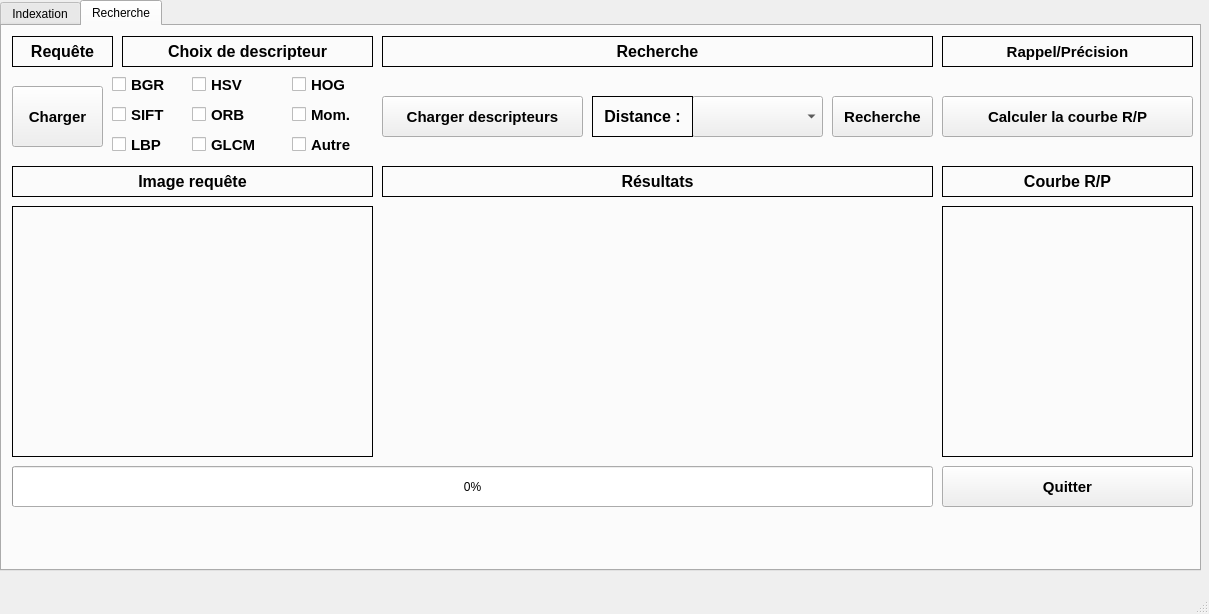
Old version of the form Part 1/part1.ui in the repository mrrose765/mir_2025.
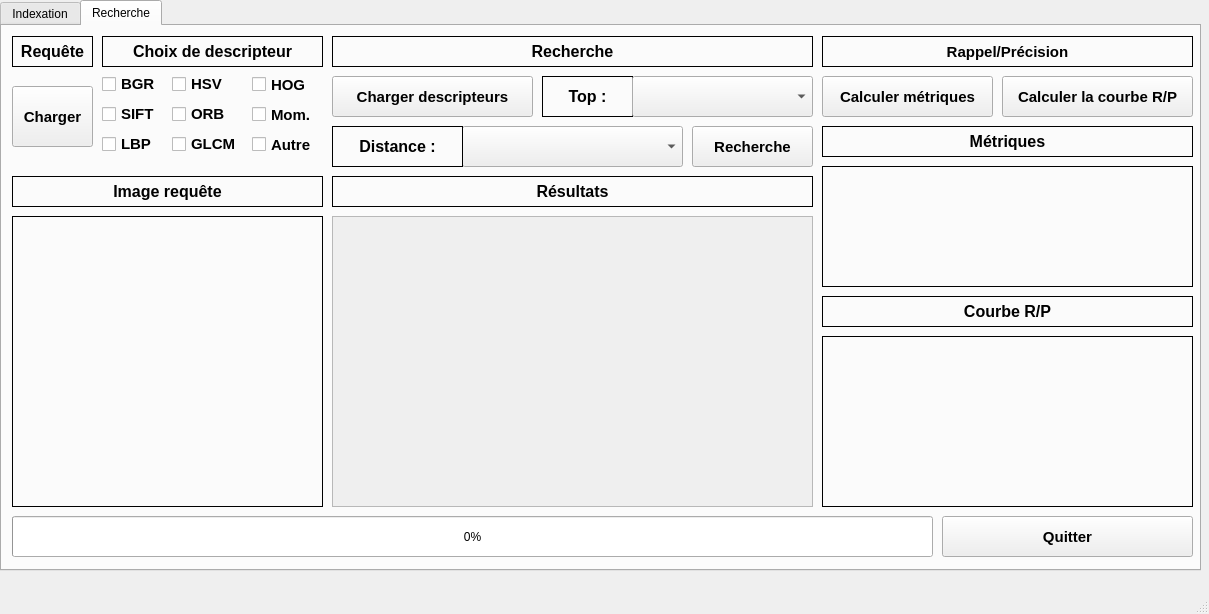
New version of the form.

Commit message: calcul métriques + courbe R/P + top 20/50

```diff
--- a/Part 1/part1.ui
+++ b/Part 1/part1.ui
@@ -270,9 +270,9 @@
      <widget class="QLabel" name="label_2">
       <property name="geometry">
        <rect>
-        <x>120</x>
+        <x>100</x>
         <y>10</y>
-        <width>251</width>
+        <width>221</width>
         <height>31</height>
        </rect>
       </property>
@@ -296,10 +296,10 @@
      <widget class="QCheckBox" name="checkBox_HistC_rech">
       <property name="geometry">
        <rect>
-        <x>110</x>
+        <x>100</x>
         <y>50</y>
-        <width>81</width>
-        <height>17</height>
+        <width>61</width>
+        <height>16</height>
        </rect>
       </property>
       <property name="font">
@@ -317,10 +317,10 @@
      <widget class="QCheckBox" name="checkBox_HSV_rech">
       <property name="geometry">
        <rect>
-        <x>190</x>
+        <x>170</x>
         <y>50</y>
-        <width>81</width>
-        <height>17</height>
+        <width>61</width>
+        <height>16</height>
        </rect>
       </property>
       <property name="font">
@@ -337,10 +337,10 @@
      <widget class="QCheckBox" name="checkBox_SIFT_rech">
       <property name="geometry">
        <rect>
-        <x>110</x>
+        <x>100</x>
         <y>80</y>
-        <width>81</width>
-        <height>17</height>
+        <width>61</width>
+        <height>16</height>
        </rect>
       </property>
       <property name="font">
@@ -357,10 +357,10 @@
      <widget class="QCheckBox" name="checkBox_ORB_rech">
       <property name="geometry">
        <rect>
-        <x>190</x>
+        <x>170</x>
         <y>80</y>
-        <width>91</width>
-        <height>17</height>
+        <width>71</width>
+        <height>16</height>
        </rect>
       </property>
       <property name="font">
@@ -377,10 +377,10 @@
      <widget class="QCheckBox" name="checkBox_GLCM_rech">
       <property name="geometry">
        <rect>
-        <x>190</x>
+        <x>170</x>
         <y>110</y>
-        <width>81</width>
-        <height>17</height>
+        <width>71</width>
+        <height>16</height>
        </rect>
       </property>
       <property name="font">
@@ -397,10 +397,10 @@
      <widget class="QCheckBox" name="checkBox_LBP_rech">
       <property name="geometry">
        <rect>
-        <x>110</x>
+        <x>100</x>
         <y>110</y>
-        <width>81</width>
-        <height>17</height>
+        <width>61</width>
+        <height>16</height>
        </rect>
       </property>
       <property name="font">
@@ -417,7 +417,7 @@
      <widget class="QCheckBox" name="checkBox_HOG_rech">
       <property name="geometry">
        <rect>
-        <x>290</x>
+        <x>250</x>
         <y>50</y>
         <width>71</width>
         <height>17</height>
@@ -437,7 +437,7 @@
      <widget class="QCheckBox" name="checkBox_Moments_rech">
       <property name="geometry">
        <rect>
-        <x>290</x>
+        <x>250</x>
         <y>80</y>
         <width>81</width>
         <height>17</height>
@@ -458,8 +458,8 @@
       <property name="geometry">
        <rect>
         <x>10</x>
-        <y>140</y>
-        <width>361</width>
+        <y>150</y>
+        <width>311</width>
         <height>31</height>
        </rect>
       </property>
@@ -484,9 +484,9 @@
       <property name="geometry">
        <rect>
         <x>10</x>
-        <y>180</y>
-        <width>361</width>
-        <height>251</height>
+        <y>190</y>
+        <width>311</width>
+        <height>291</height>
        </rect>
       </property>
       <property name="font">
@@ -513,7 +513,7 @@
       <property name="geometry">
        <rect>
         <x>10</x>
-        <y>440</y>
+        <y>490</y>
         <width>921</width>
         <height>41</height>
        </rect>
@@ -525,9 +525,9 @@
      <widget class="QLabel" name="label_5">
       <property name="geometry">
        <rect>
-        <x>380</x>
+        <x>330</x>
         <y>10</y>
-        <width>551</width>
+        <width>481</width>
         <height>31</height>
        </rect>
       </property>
@@ -551,9 +551,9 @@
      <widget class="QLabel" name="label_6">
       <property name="geometry">
        <rect>
-        <x>940</x>
+        <x>820</x>
         <y>10</y>
-        <width>251</width>
+        <width>371</width>
         <height>31</height>
        </rect>
       </property>
@@ -574,71 +574,11 @@
        <set>Qt::AlignCenter</set>
       </property>
      </widget>
-     <widget class="QWidget" name="gridLayoutWidget" native="true">
-      <property name="geometry">
-       <rect>
-        <x>380</x>
-        <y>180</y>
-        <width>551</width>
-        <height>251</height>
-       </rect>
-      </property>
-      <widget class="QWidget" name="gridLayoutWidget_2">
-       <property name="geometry">
-        <rect>
-         <x>0</x>
-         <y>0</y>
-         <width>551</width>
-         <height>251</height>
-        </rect>
-       </property>
-       <layout class="QGridLayout" name="gridLayout">
-        <property name="sizeConstraint">
-         <enum>QLayout::SetFixedSize</enum>
-        </property>
-        <property name="leftMargin">
-         <number>0</number>
-        </property>
-        <property name="spacing">
-         <number>0</number>
-        </property>
-       </layout>
-      </widget>
-     </widget>
-     <widget class="QLabel" name="label_courbe">
-      <property name="geometry">
-       <rect>
-        <x>940</x>
-        <y>180</y>
-        <width>251</width>
-        <height>251</height>
-       </rect>
-      </property>
-      <property name="font">
-       <font>
-        <pointsize>12</pointsize>
-        <weight>75</weight>
-        <bold>true</bold>
-       </font>
-      </property>
-      <property name="frameShape">
-       <enum>QFrame::Panel</enum>
-      </property>
-      <property name="text">
-       <string/>
-      </property>
-      <property name="scaledContents">
-       <bool>true</bool>
-      </property>
-      <property name="alignment">
-       <set>Qt::AlignCenter</set>
-      </property>
-     </widget>
      <widget class="QPushButton" name="quitter_rech">
       <property name="geometry">
        <rect>
         <x>940</x>
-        <y>440</y>
+        <y>490</y>
         <width>251</width>
         <height>41</height>
        </rect>
@@ -657,9 +597,9 @@
      <widget class="QComboBox" name="comboBox">
       <property name="geometry">
        <rect>
-        <x>690</x>
-        <y>70</y>
-        <width>131</width>
+        <x>460</x>
+        <y>100</y>
+        <width>221</width>
         <height>41</height>
        </rect>
       </property>
@@ -667,9 +607,9 @@
      <widget class="QLabel" name="label_7">
       <property name="geometry">
        <rect>
-        <x>590</x>
-        <y>70</y>
-        <width>101</width>
+        <x>330</x>
+        <y>100</y>
+        <width>131</width>
         <height>41</height>
        </rect>
       </property>
@@ -693,9 +633,9 @@
      <widget class="QLabel" name="label_8">
       <property name="geometry">
        <rect>
-        <x>380</x>
-        <y>140</y>
-        <width>551</width>
+        <x>330</x>
+        <y>150</y>
+        <width>481</width>
         <height>31</height>
        </rect>
       </property>
@@ -719,9 +659,9 @@
      <widget class="QLabel" name="label_9">
       <property name="geometry">
        <rect>
-        <x>940</x>
-        <y>140</y>
-        <width>251</width>
+        <x>820</x>
+        <y>270</y>
+        <width>371</width>
         <height>31</height>
        </rect>
       </property>
@@ -745,9 +685,9 @@
      <widget class="QPushButton" name="chercher">
       <property name="geometry">
        <rect>
-        <x>830</x>
-        <y>70</y>
-        <width>101</width>
+        <x>690</x>
+        <y>100</y>
+        <width>121</width>
         <height>41</height>
        </rect>
       </property>
@@ -765,9 +705,9 @@
      <widget class="QPushButton" name="calcul_RP">
       <property name="geometry">
        <rect>
-        <x>940</x>
-        <y>70</y>
-        <width>251</width>
+        <x>1000</x>
+        <y>50</y>
+        <width>191</width>
         <height>41</height>
        </rect>
       </property>
@@ -785,7 +725,7 @@
      <widget class="QCheckBox" name="checkBox_autre_rech">
       <property name="geometry">
        <rect>
-        <x>290</x>
+        <x>250</x>
         <y>110</y>
         <width>81</width>
         <height>17</height>
@@ -807,7 +747,7 @@
        <rect>
         <x>10</x>
         <y>60</y>
-        <width>91</width>
+        <width>81</width>
         <height>61</height>
        </rect>
       </property>
@@ -827,7 +767,7 @@
        <rect>
         <x>10</x>
         <y>10</y>
-        <width>101</width>
+        <width>81</width>
         <height>31</height>
        </rect>
       </property>
@@ -851,8 +791,8 @@
      <widget class="QPushButton" name="charger_desc">
       <property name="geometry">
        <rect>
-        <x>380</x>
-        <y>70</y>
+        <x>330</x>
+        <y>50</y>
         <width>201</width>
         <height>41</height>
        </rect>
@@ -868,6 +808,203 @@
        <string>Charger descripteurs</string>
       </property>
      </widget>
+     <widget class="QLabel" name="label_courbe">
+      <property name="geometry">
+       <rect>
+        <x>820</x>
+        <y>310</y>
+        <width>371</width>
+        <height>171</height>
+       </rect>
+      </property>
+      <property name="font">
+       <font>
+        <pointsize>12</pointsize>
+        <weight>75</weight>
+        <bold>true</bold>
+       </font>
+      </property>
+      <property name="frameShape">
+       <enum>QFrame::Panel</enum>
+      </property>
+      <property name="text">
+       <string/>
+      </property>
+      <property name="scaledContents">
+       <bool>true</bool>
+      </property>
+      <property name="alignment">
+       <set>Qt::AlignCenter</set>
+      </property>
+     </widget>
+     <widget class="QPushButton" name="pushButton">
+      <property name="geometry">
+       <rect>
+        <x>820</x>
+        <y>50</y>
+        <width>171</width>
+        <height>41</height>
+       </rect>
+      </property>
+      <property name="font">
+       <font>
+        <pointsize>11</pointsize>
+        <weight>75</weight>
+        <bold>true</bold>
+       </font>
+      </property>
+      <property name="text">
+       <string>Calculer métriques</string>
+      </property>
+     </widget>
+     <widget class="QLabel" name="label_11">
+      <property name="geometry">
+       <rect>
+        <x>820</x>
+        <y>100</y>
+        <width>371</width>
+        <height>31</height>
+       </rect>
+      </property>
+      <property name="font">
+       <font>
+        <pointsize>12</pointsize>
+        <weight>75</weight>
+        <bold>true</bold>
+       </font>
+      </property>
+      <property name="frameShape">
+       <enum>QFrame::Panel</enum>
+      </property>
+      <property name="text">
+       <string>Métriques</string>
+      </property>
+      <property name="alignment">
+       <set>Qt::AlignCenter</set>
+      </property>
+     </widget>
+     <widget class="QLabel" name="label_metriques">
+      <property name="geometry">
+       <rect>
+        <x>820</x>
+        <y>140</y>
+        <width>371</width>
+        <height>121</height>
+       </rect>
+      </property>
+      <property name="font">
+       <font>
+        <pointsize>12</pointsize>
+        <weight>75</weight>
+        <bold>true</bold>
+       </font>
+      </property>
+      <property name="frameShape">
+       <enum>QFrame::Panel</enum>
+      </property>
+      <property name="text">
+       <string/>
+      </property>
+      <property name="scaledContents">
+       <bool>true</bool>
+      </property>
+      <property name="alignment">
+       <set>Qt::AlignCenter</set>
+      </property>
+     </widget>
+     <widget class="QLabel" name="label_12">
+      <property name="geometry">
+       <rect>
+        <x>540</x>
+        <y>50</y>
+        <width>91</width>
+        <height>41</height>
+       </rect>
+      </property>
+      <property name="font">
+       <font>
+        <pointsize>12</pointsize>
+        <weight>75</weight>
+        <bold>true</bold>
+       </font>
+      </property>
+      <property name="frameShape">
+       <enum>QFrame::Panel</enum>
+      </property>
+      <property name="text">
+       <string>Top :</string>
+      </property>
+      <property name="alignment">
+       <set>Qt::AlignCenter</set>
+      </property>
+     </widget>
+     <widget class="QComboBox" name="comboBox_top">
+      <property name="geometry">
+       <rect>
+        <x>630</x>
+        <y>50</y>
+        <width>181</width>
+        <height>41</height>
+       </rect>
+      </property>
+     </widget>
+     <widget class="QScrollArea" name="scrollArea">
+      <property name="geometry">
+       <rect>
+        <x>330</x>
+        <y>190</y>
+        <width>481</width>
+        <height>291</height>
+       </rect>
+      </property>
+      <property name="widgetResizable">
+       <bool>true</bool>
+      </property>
+      <widget class="QWidget" name="scrollAreaWidgetContents">
+       <property name="geometry">
+        <rect>
+         <x>0</x>
+         <y>0</y>
+         <width>479</width>
+         <height>289</height>
+        </rect>
+       </property>
+       <widget class="QWidget" name="gridLayoutWidget" native="true">
+        <property name="enabled">
+         <bool>true</bool>
+        </property>
+        <property name="geometry">
+         <rect>
+          <x>10</x>
+          <y>10</y>
+          <width>461</width>
+          <height>271</height>
+         </rect>
+        </property>
+        <widget class="QWidget" name="gridLayoutWidget_2">
+         <property name="geometry">
+          <rect>
+           <x>0</x>
+           <y>0</y>
+           <width>461</width>
+           <height>271</height>
+          </rect>
+         </property>
+         <layout class="QGridLayout" name="gridLayout">
+          <property name="sizeConstraint">
+           <enum>QLayout::SetFixedSize</enum>
+          </property>
+          <property name="leftMargin">
+           <number>0</number>
+          </property>
+          <property name="spacing">
+           <number>0</number>
+          </property>
+         </layout>
+        </widget>
+       </widget>
+      </widget>
+     </widget>
     </widget>
    </widget>
   </widget>
```
The commit also changes 8 other files.
